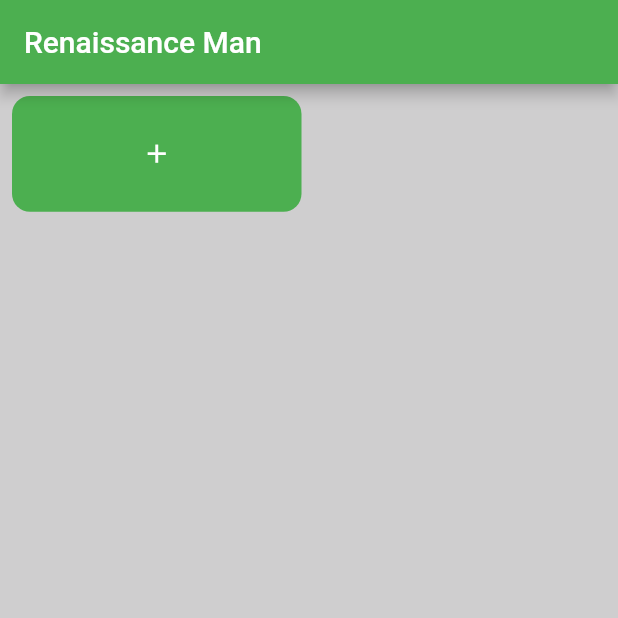
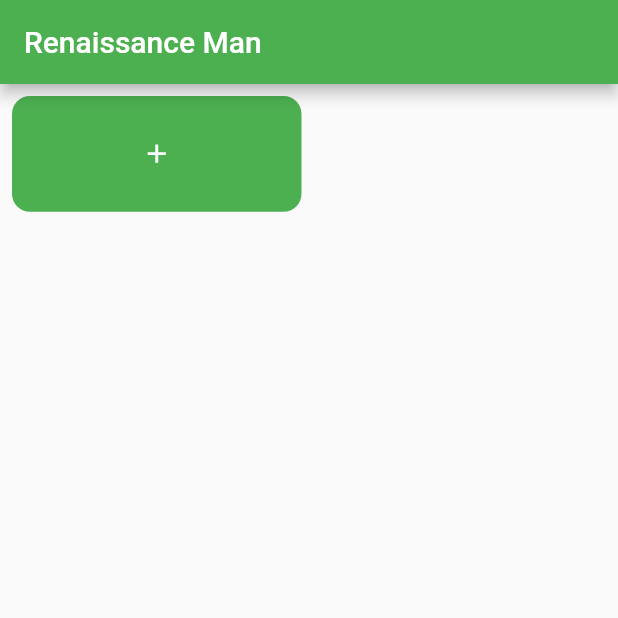
Before and after one commit to kostaleonard/renaissance-man-app, a Flutter app: the screen it shows after launch, on a phone screen of 412 x 824 dp, the top half of it. Run offline on Flutter 3.47's test engine with Material 2 defaults, Android fonts, the phone set to English and light mode, and no system bars; missing offline and left inert: flutter_material_pickers.

Commit message:
Updated app theme

```diff
--- a/lib/main.dart
+++ b/lib/main.dart
@@ -24,8 +24,11 @@ class RenaissanceManApp extends StatelessWidget {
         theme: ThemeData(
           colorScheme: ColorScheme.fromSwatch(
               primarySwatch: Colors.green,
-              accentColor: const Color(0xffddff9f),
-              backgroundColor: const Color(0xffcfcecf)),
+              accentColor: const Color(0xff06fcbe),
+          ),
+          cardTheme: const CardTheme(
+            color: Color(0xffadff9f)
+          )
         ),
         home: SkillSelectPage(
           repository: repository,
--- a/lib/skill_select_page.dart
+++ b/lib/skill_select_page.dart
@@ -53,7 +53,6 @@ class _SkillSelectPageState extends State<SkillSelectPage> {
         },
         child: Scaffold(
             appBar: AppBar(title: const Text('Renaissance Man')),
-            backgroundColor: Theme.of(context).colorScheme.background,
             //TODO the limit on column width with SizedBox is nice, but the scrollbar is only within the column
             body: Center(
                 child: SizedBox(
@@ -135,7 +134,7 @@ class _SkillSelectPageState extends State<SkillSelectPage> {
                                           },
                                           child: Container(
                                               width: 300,
-                                              color: Colors.grey,
+                                              color: const Color(0xffcfcecf),
                                               child: Column(children: [
                                                 Row(children: [
                                                   const Expanded(
```
